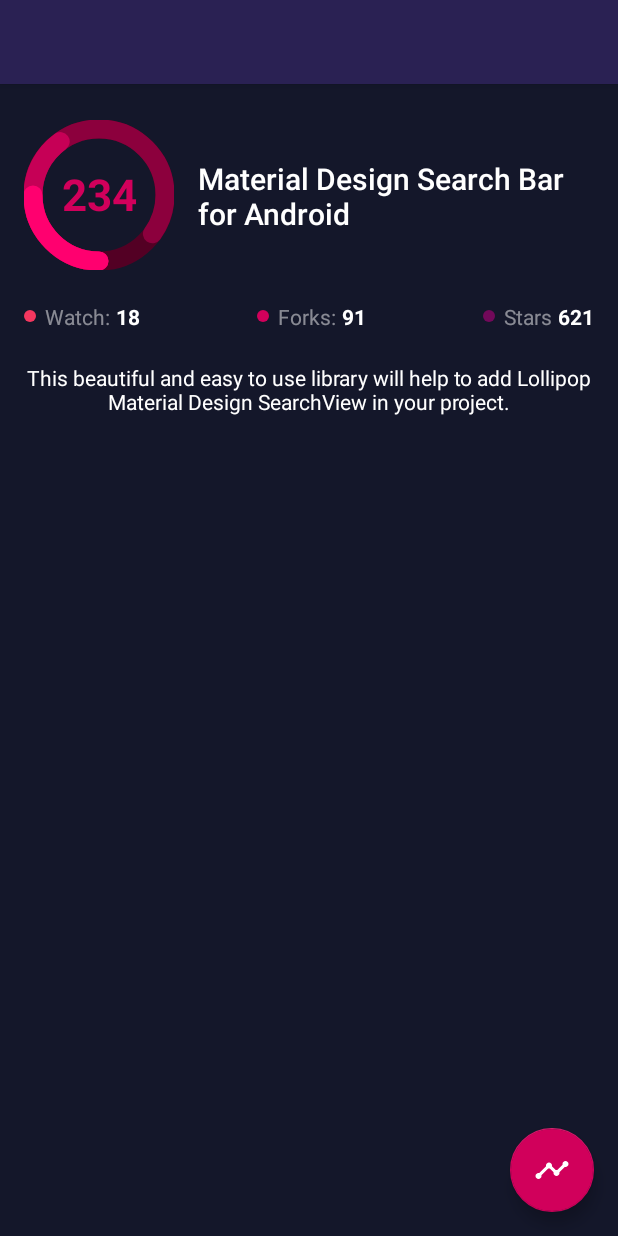
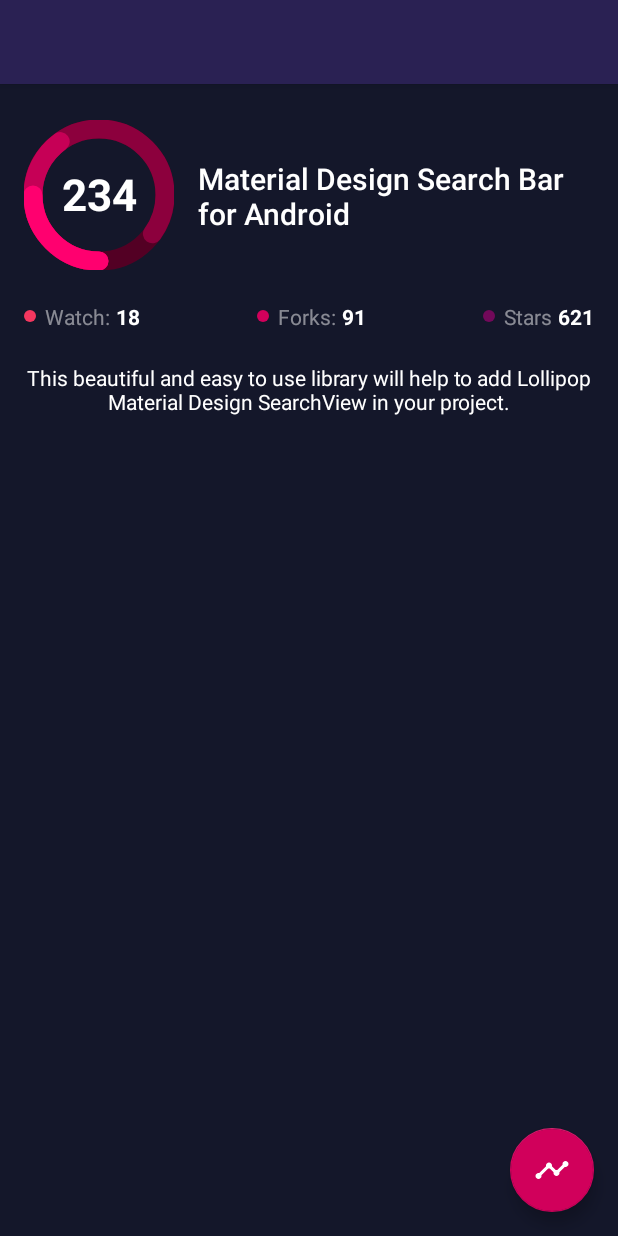
Before and after one commit to mancj/SlimChart, an Android app: the screen it shows after launch (MainActivity), on a phone screen of 412 x 824 dp. Run offline under Robolectric (Android 15) with nearby library versions, the phone set to English and light mode, and no system bars.

Commit message:
Optimization  - Added new set- methods  - Reworked "onMeasure" logic to more optimized  - Added seconds ways to set color and stats

```diff
--- a/SlimChart/app/src/main/java/com/mancj/example/MainActivity.java
+++ b/SlimChart/app/src/main/java/com/mancj/example/MainActivity.java
@@ -2,15 +2,9 @@ package com.mancj.example;
 
 import android.graphics.Color;
 import android.os.Bundle;
-import android.os.Handler;
-import android.support.design.widget.FloatingActionButton;
-import android.support.design.widget.Snackbar;
-import android.support.v4.content.ContextCompat;
 import android.support.v7.app.AppCompatActivity;
-import android.support.v7.widget.Toolbar;
 import android.view.Menu;
 import android.view.MenuItem;
-import android.view.View;
 
 import com.mancj.slimchart.SlimChart;
 
@@ -29,7 +23,16 @@ public class MainActivity extends AppCompatActivity {
         colors[1] = Color.rgb(127, 22, 101);
         colors[2] = Color.rgb(217, 3, 104);
         colors[3] = Color.rgb(247, 76, 110);
-//        slimChart.setColors(colors);
+        //slimChart.setColors(colors);
+
+        /* Second way to set colors:
+        *
+        * slimChart.setColors(
+        *               Color.rgb(46, 41,78),
+        *               Color.rgb(127, 22, 101),
+        *               Color.rgb(217, 3, 104),
+        *               Color.rgb(247, 76, 110));
+        * */
 
         //Create array for your stats
         final float[] stats = new float[4];
@@ -39,15 +42,20 @@ public class MainActivity extends AppCompatActivity {
         stats[3] = 25;
         slimChart.setStats(stats);
 
+        /* Second way to set stats:
+        *
+        * slimChart.setStats(100, 85, 40, 25);
+        * */
+
         //Play animation
         slimChart.setStartAnimationDuration(2000);
 
         //Set single color - other colors will be generated automatically
-//        slimChart.setColor(ContextCompat.getColor(this, R.color.colorPrimary));
+        //slimChart.setColor(ContextCompat.getColor(this, R.color.colorPrimary));
 
         slimChart.setStrokeWidth(13);
         slimChart.setText("234");
-        slimChart.setTextColor(Color.WHITE);
+        slimChart.setTextColorInt(Color.WHITE);
         slimChart.setRoundEdges(true);
 
     }
--- a/SlimChart/slimchart/src/main/java/com/mancj/slimchart/SlimChart.java
+++ b/SlimChart/slimchart/src/main/java/com/mancj/slimchart/SlimChart.java
@@ -9,8 +9,12 @@ import android.graphics.Paint;
 import android.graphics.Rect;
 import android.graphics.RectF;
 import android.graphics.Typeface;
+import android.support.annotation.ColorInt;
+import android.support.annotation.ColorRes;
+import android.support.annotation.StringRes;
 import android.support.v4.content.ContextCompat;
 import android.util.AttributeSet;
+import android.util.Log;
 import android.view.View;
 import android.view.animation.DecelerateInterpolator;
 
@@ -21,7 +25,7 @@ public class SlimChart extends View {
     private RectF chartRect;
     private int[] colors;
     private int color;
-//    private int chartSize;
+
     private int defaultSize;
     private float stats[];
     private String text;
@@ -31,13 +35,11 @@ public class SlimChart extends View {
     private int textColor;
 
     public SlimChart(Context context) {
-        super(context);
-        init(null);
+        this(context, null);
     }
 
     public SlimChart(Context context, AttributeSet attrs) {
-        super(context, attrs);
-        init(attrs);
+        this(context, attrs, 0);
     }
 
     public SlimChart(Context context, AttributeSet attrs, int defStyleAttr) {
@@ -47,7 +49,7 @@ public class SlimChart extends View {
 
     private void init(AttributeSet attrs){
         TypedArray typedArray = getContext().obtainStyledAttributes(attrs, R.styleable.SlimChart);
-
+        try {
             this.density = getContext().getResources().getDisplayMetrics().density;
             this.defaultSize = (int) (DEFAULT_SIZE * density);
             this.strokeWidth = (int) typedArray.getDimension(R.styleable.SlimChart_strokeWidth, strokeWidth * density);
@@ -58,7 +60,10 @@ public class SlimChart extends View {
             int defColor = ContextCompat.getColor(getContext(), R.color.colorAccent);
             this.color = typedArray.getColor(R.styleable.SlimChart_defaultColor, defColor);
 
+            chartRect = new RectF();
+        }finally {
             typedArray.recycle();
+        }
     }
 
     @Override
@@ -90,11 +95,11 @@ public class SlimChart extends View {
         }
 
         int chartSize = Math.min(width, height);
-        int centerX = width/2 - chartSize /2;
-        int centerY = height/2 - chartSize /2;
+        int centerX = width / 2 - chartSize / 2;
+        int centerY = height / 2 - chartSize / 2;
         int strokeHalf = strokeWidth/2;
 
-        chartRect = new RectF(centerX + strokeHalf, centerY + strokeHalf, centerX + chartSize - strokeHalf, centerY + chartSize - strokeHalf);
+        chartRect.set(centerX + strokeHalf, centerY + strokeHalf, centerX + chartSize - strokeHalf, centerY + chartSize - strokeHalf);
         setMeasuredDimension(width, height);
     }
 
@@ -105,9 +110,7 @@ public class SlimChart extends View {
         animator.setDuration(animDuration);
 
         final float[] animated = new float[stats.length];
-        for (int i = 0; i < stats.length; i++) {
-            animated[i] = stats[i];
-        }
+        System.arraycopy(stats, 0, animated, 0, stats.length);
         animator.setInterpolator(new DecelerateInterpolator());
         animator.addUpdateListener(new ValueAnimator.AnimatorUpdateListener() {
             @Override
@@ -129,19 +132,20 @@ public class SlimChart extends View {
     @Override
     protected void onDraw(Canvas canvas) {
         super.onDraw(canvas);
-        if (stats != null)
-        {
-            for (int i = 0; i < stats.length; i++) {
-                if (colors == null)
-                {
+        if (stats != null){
+            if (colors == null) colors = createColors();
+
+            if (colors.length != stats.length) {
+                Log.e("SlimChart", "Stats and colors have different lengths, will be used default colors...");
                 colors = createColors();
             }
+
+            for (int i = 0; i < stats.length; i++) {
                 drawChart(canvas, colors[i], calculatePercents(FULL_CIRCLE_ANGLE, stats[i]));
             }
         }else {
             drawChart(canvas, color, calculatePercents(FULL_CIRCLE_ANGLE, 100));
         }
-//        createColors();
         drawText(canvas);
     }
 
@@ -160,8 +164,7 @@ public class SlimChart extends View {
     }
 
     private void drawText(Canvas canvas){
-        if (this.text == null)
-        {
+        if (this.text == null){
             return;
         }
         Paint paint = new Paint();
@@ -176,8 +179,7 @@ public class SlimChart extends View {
     }
 
     private float calculatePercents(float a1, float a2){
-        float a = a1 * a2 / 100;
-        return a;
+        return a1 * a2 / 100;
     }
 
     private void drawChart(Canvas canvas, int color, float radius){
@@ -186,8 +188,7 @@ public class SlimChart extends View {
         paint.setColor(color);
         paint.setStrokeWidth(strokeWidth);
         paint.setAntiAlias(true);
-        if (roundEdges)
-        {
+        if (roundEdges){
             paint.setStrokeCap(Paint.Cap.ROUND);
         }
         canvas.drawArc(chartRect, 90, radius, false, paint);
@@ -202,7 +203,7 @@ public class SlimChart extends View {
         return roundEdges;
     }
 
-    public void setStats(float[] stats) {
+    public void setStats(float... stats) {
         this.stats = stats;
         invalidate();
     }
@@ -211,7 +212,7 @@ public class SlimChart extends View {
         return stats;
     }
 
-    public void setColors(int[] colors) {
+    public void setColors(int... colors) {
         this.colors = colors;
     }
 
@@ -243,13 +244,21 @@ public class SlimChart extends View {
         invalidate();
     }
 
+    public void setText(@StringRes int textIdRes){
+        setText(getContext().getString(textIdRes));
+    }
+
     public String getText() {
         return text;
     }
 
-    public void setTextColor(int textColorResId) {
-        this.textColor = ContextCompat.getColor(getContext(), textColorResId);
+    public void setTextColorInt(@ColorInt int textColorInt) {
+        this.textColor = textColorInt;
         invalidate();
+    }
+
+    public void setTextColorRes(@ColorRes int textColorResId){
+        setTextColorInt(ContextCompat.getColor(getContext(), textColorResId));
     }
 
     public int getTextColor() {
```
Lines whose indentation alone changed are shown as unchanged.
